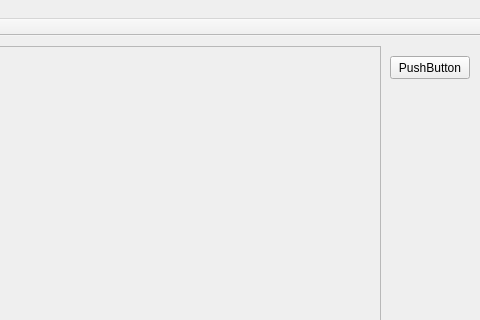
First picture: the form in mainwindow.ui, repository distivi/toxic_map_niko, before the edit; both pictures show x 320 to 800 and y 0 to 320 of the 800 by 500 pixel window.
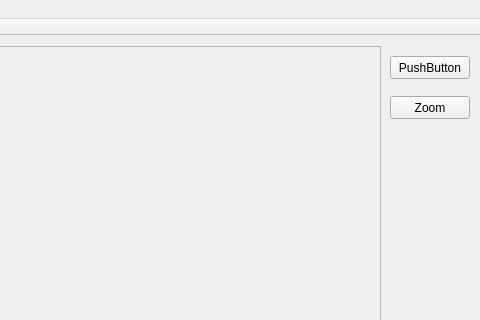
Second picture: the form after the edit.

Commit message: Added test zoom api.

```diff
--- a/mainwindow.ui
+++ b/mainwindow.ui
@@ -68,6 +68,19 @@
      <string>PushButton</string>
     </property>
    </widget>
+   <widget class="QPushButton" name="zoomBtn">
+    <property name="geometry">
+     <rect>
+      <x>710</x>
+      <y>60</y>
+      <width>80</width>
+      <height>23</height>
+     </rect>
+    </property>
+    <property name="text">
+     <string>Zoom</string>
+    </property>
+   </widget>
   </widget>
   <widget class="QMenuBar" name="menuBar">
    <property name="geometry">
```
The commit also changes 5 other files.
